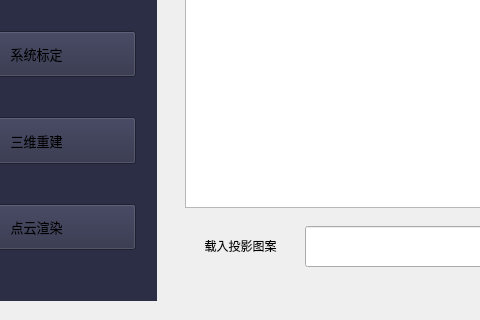
Old version of the form UI/Reconstruction.ui in the repository Tang1705/Happy-Reconstruction; both pictures show x 84 to 564 and y 360 to 680 of the 1240 by 680 pixel window.
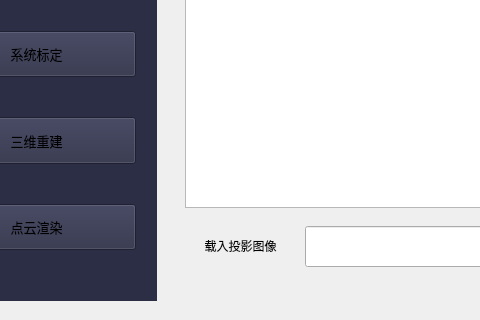
New version of the form. Custom widgets are drawn as their Qt base class.

```diff
--- a/UI/Reconstruction.ui
+++ b/UI/Reconstruction.ui
@@ -746,7 +746,7 @@
        </font>
       </property>
       <property name="text">
-       <string>载入投影图案</string>
+       <string>载入投影图像</string>
       </property>
       <property name="alignment">
        <set>Qt::AlignCenter</set>
```
